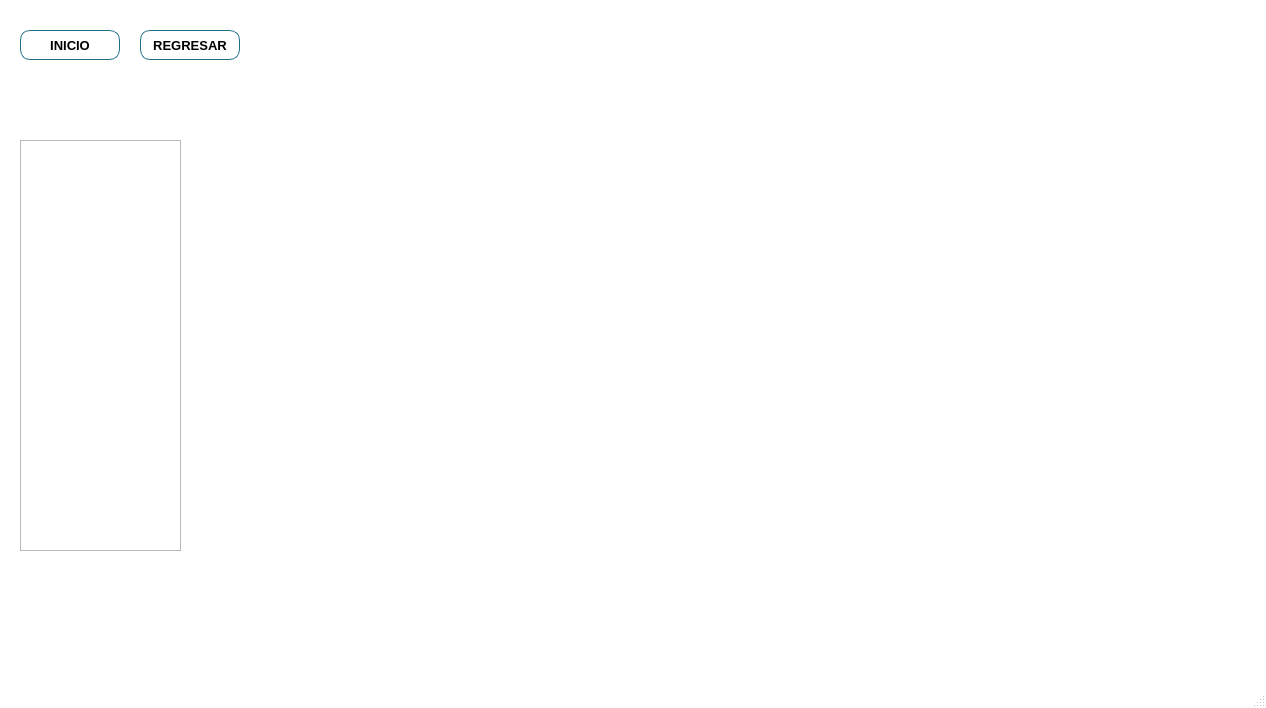
Qt form Graficas_comparación.ui (Katy9912/EPSOL-Trabajo1) before a commit.
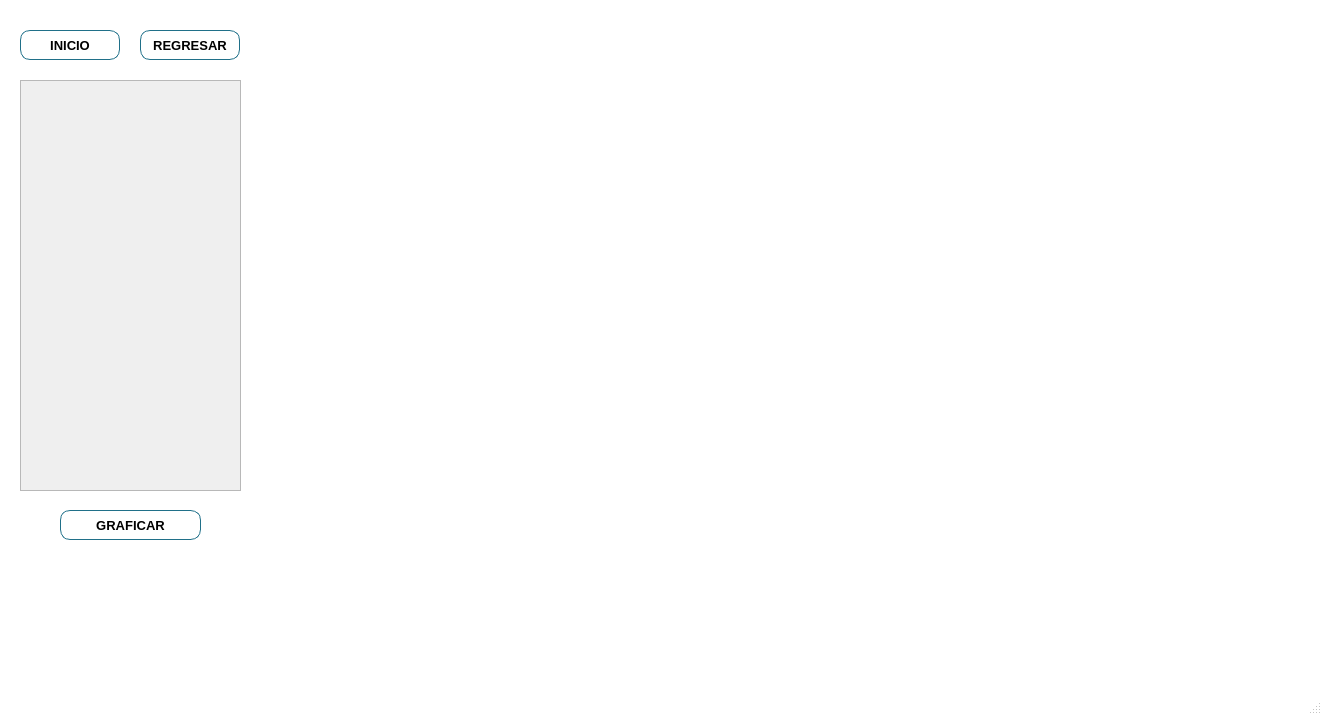
The same form after that commit. Icons and pictures are not drawn.

What changed in the file:
```diff
--- a/Graficas_comparación.ui
+++ b/Graficas_comparación.ui
@@ -6,10 +6,22 @@
    <rect>
     <x>0</x>
     <y>0</y>
-    <width>1266</width>
-    <height>708</height>
+    <width>1322</width>
+    <height>715</height>
    </rect>
   </property>
+  <property name="minimumSize">
+   <size>
+    <width>1322</width>
+    <height>715</height>
+   </size>
+  </property>
+  <property name="maximumSize">
+   <size>
+    <width>1322</width>
+    <height>715</height>
+   </size>
+  </property>
   <property name="windowTitle">
    <string>EPSOL Soluciones en Sistemas de Potencia y Energía SA de CV</string>
   </property>
@@ -51,7 +63,7 @@
    <widget class="QWidget" name="widget" native="true">
     <property name="geometry">
      <rect>
-      <x>200</x>
+      <x>260</x>
       <y>80</y>
       <width>1040</width>
       <height>491</height>
@@ -74,16 +86,6 @@
      <string/>
     </property>
    </widget>
-   <widget class="QListWidget" name="list_options">
-    <property name="geometry">
-     <rect>
-      <x>20</x>
-      <y>140</y>
-      <width>161</width>
-      <height>411</height>
-     </rect>
-    </property>
-   </widget>
    <widget class="QPushButton" name="backButton">
     <property name="geometry">
      <rect>
@@ -146,6 +148,60 @@
      </size>
     </property>
    </widget>
+   <widget class="QPushButton" name="graphicButton">
+    <property name="geometry">
+     <rect>
+      <x>60</x>
+      <y>510</y>
+      <width>141</width>
+      <height>30</height>
+     </rect>
+    </property>
+    <property name="font">
+     <font>
+      <family>Arial</family>
+      <pointsize>10</pointsize>
+      <weight>75</weight>
+      <bold>true</bold>
+     </font>
+    </property>
+    <property name="styleSheet">
+     <string notr="true">border-radius:10px;
+border-color: rgb(32, 112, 137);</string>
+    </property>
+    <property name="text">
+     <string>GRAFICAR</string>
+    </property>
+    <property name="iconSize">
+     <size>
+      <width>16</width>
+      <height>16</height>
+     </size>
+    </property>
+   </widget>
+   <widget class="QScrollArea" name="area">
+    <property name="geometry">
+     <rect>
+      <x>20</x>
+      <y>80</y>
+      <width>221</width>
+      <height>411</height>
+     </rect>
+    </property>
+    <property name="widgetResizable">
+     <bool>true</bool>
+    </property>
+    <widget class="QWidget" name="scrollAreaWidgetContents">
+     <property name="geometry">
+      <rect>
+       <x>0</x>
+       <y>0</y>
+       <width>219</width>
+       <height>409</height>
+      </rect>
+     </property>
+    </widget>
+   </widget>
   </widget>
   <widget class="QStatusBar" name="statusbar"/>
  </widget>
```
